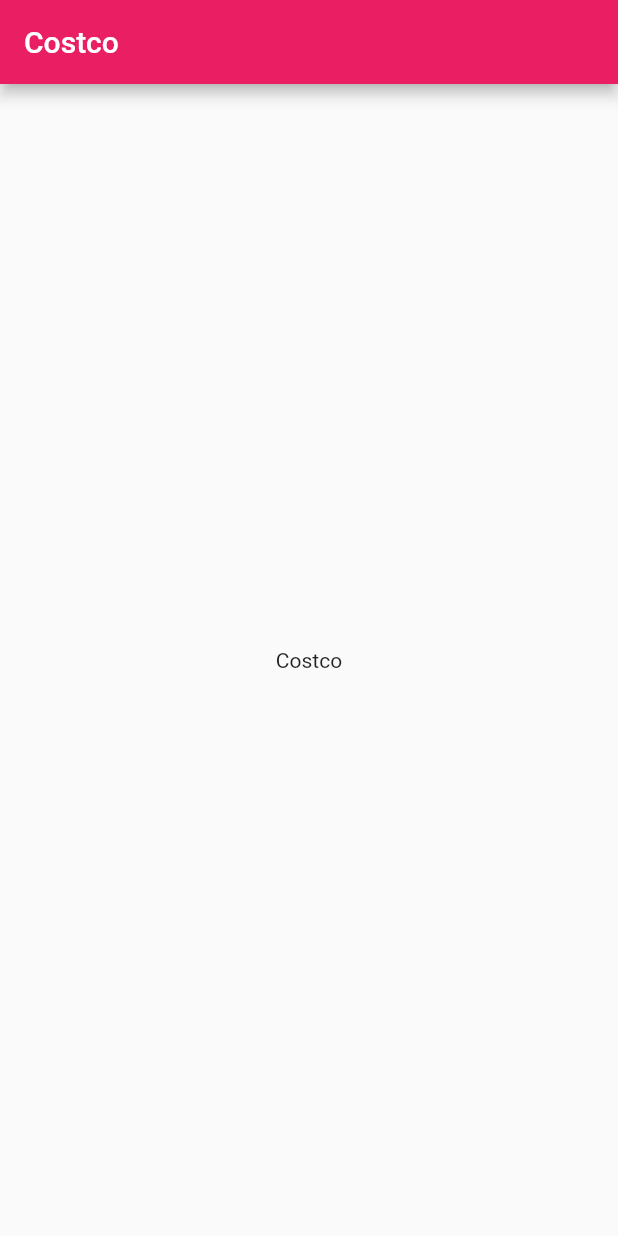
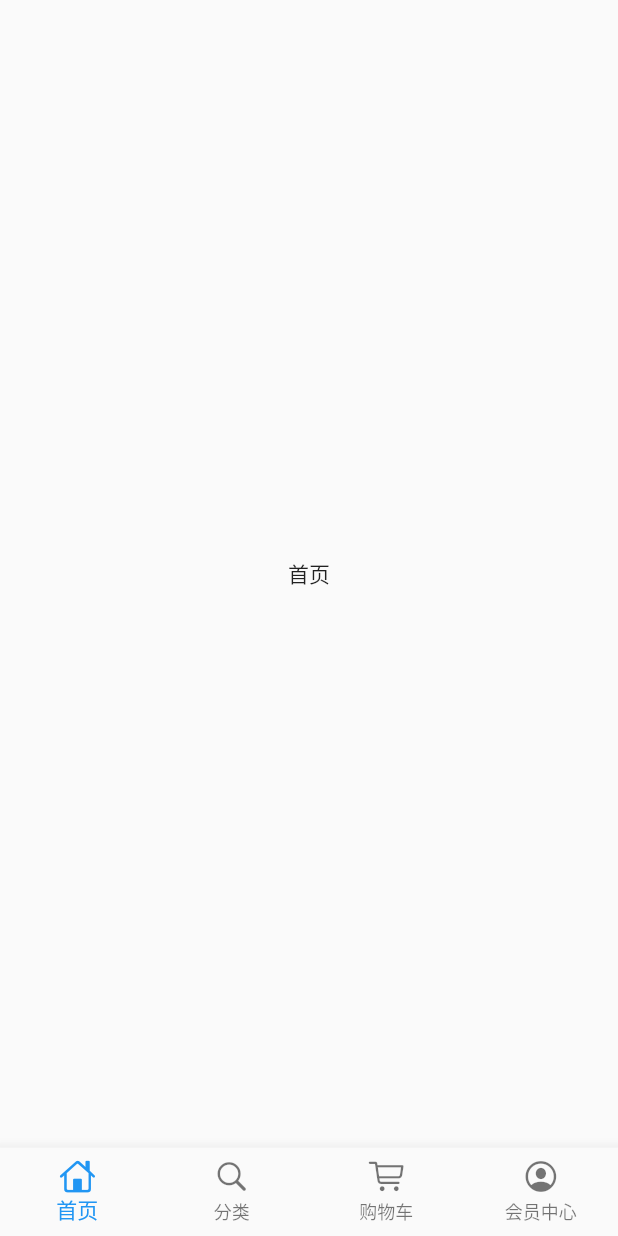
Before and after one commit to WellsYoo/WellsShop, a Flutter app: the screen it shows after launch, on a phone screen of 412 x 824 dp. Run offline on Flutter 3.47's test engine with Material 2 defaults, Android fonts, the phone set to English and light mode, and no system bars.

Commit message:
【Feature】底部栏

```diff
--- /dev/null
+++ b/wells_shop/lib/pages/home_page.dart
@@ -0,0 +1,14 @@
+import 'package:flutter/material.dart';
+
+class HomePage extends StatelessWidget {
+  @override
+  Widget build(BuildContext context) {
+    return Container(
+      child: Scaffold(
+        body: Center(
+          child: Text('首页'),
+        ),
+      ),
+    );
+  }
+}
--- a/wells_shop/lib/pages/index_page.dart
+++ b/wells_shop/lib/pages/index_page.dart
@@ -1,13 +1,68 @@
 import 'package:flutter/material.dart';
+import 'package:flutter/cupertino.dart';
+import 'home_page.dart';
+import 'cart_page.dart';
+import 'member_page.dart';
+import 'category_page.dart';
 
-class IndexPage extends StatelessWidget {
+class IndexPage extends StatefulWidget {
+  @override
+  _IndexPageState createState() => _IndexPageState();
+}
+
+class _IndexPageState extends State<IndexPage> {
+  final List<BottomNavigationBarItem> bottomTabs = [
+    BottomNavigationBarItem(
+        icon: Icon(CupertinoIcons.home),
+        title:Text('首页')
+    ),
+    BottomNavigationBarItem(
+        icon: Icon(CupertinoIcons.search),
+        title:Text('分类')
+    ),
+    BottomNavigationBarItem(
+        icon: Icon(CupertinoIcons.shopping_cart),
+        title:Text('购物车')
+    ),
+    BottomNavigationBarItem(
+        icon: Icon(CupertinoIcons.profile_circled),
+        title:Text('会员中心')
+    )
+  ];
+
+  final List  tabBodies = [
+    HomePage(),
+    CategoryPage(),
+    CartPage(),
+    MemberPage()
+  ];
+
+  int currentIndex = 0;
+  var currentPage;
+
+  @override
+  void initState() {
+    currentPage = tabBodies[currentIndex];
+    super.initState();
+  }
+
+
   @override
   Widget build(BuildContext context) {
     return Scaffold(
-      appBar: AppBar(title: Text('Costco')),
-      body: Center(
-        child: Text('Costco'),
+      backgroundColor: Color.fromRGBO(244, 245, 245, 1.0),
+      bottomNavigationBar: BottomNavigationBar(
+        type: BottomNavigationBarType.fixed,
+        currentIndex: currentIndex,
+        items: bottomTabs,
+        onTap: (index){
+          setState(() {
+            currentIndex = index;
+            currentPage = tabBodies[currentIndex];
+          });
+        },
       ),
+      body: currentPage,
     );
   }
 }
--- a/wells_shop/pubspec.yaml
+++ b/wells_shop/pubspec.yaml
@@ -23,6 +23,7 @@ dependencies:
   # The following adds the Cupertino Icons font to your application.
   # Use with the CupertinoIcons class for iOS style icons.
   cupertino_icons: ^0.1.2
+  dio: ^3.0.4
 
 dev_dependencies:
   flutter_test:
```
Also changed, not shown: wells_shop/lib/pages/cart_page.dart (added, +14 -0 lines), wells_shop/lib/pages/category_page.dart (added, +14 -0 lines), wells_shop/lib/pages/member_page.dart (added, +14 -0 lines), wells_shop/pubspec.lock.
